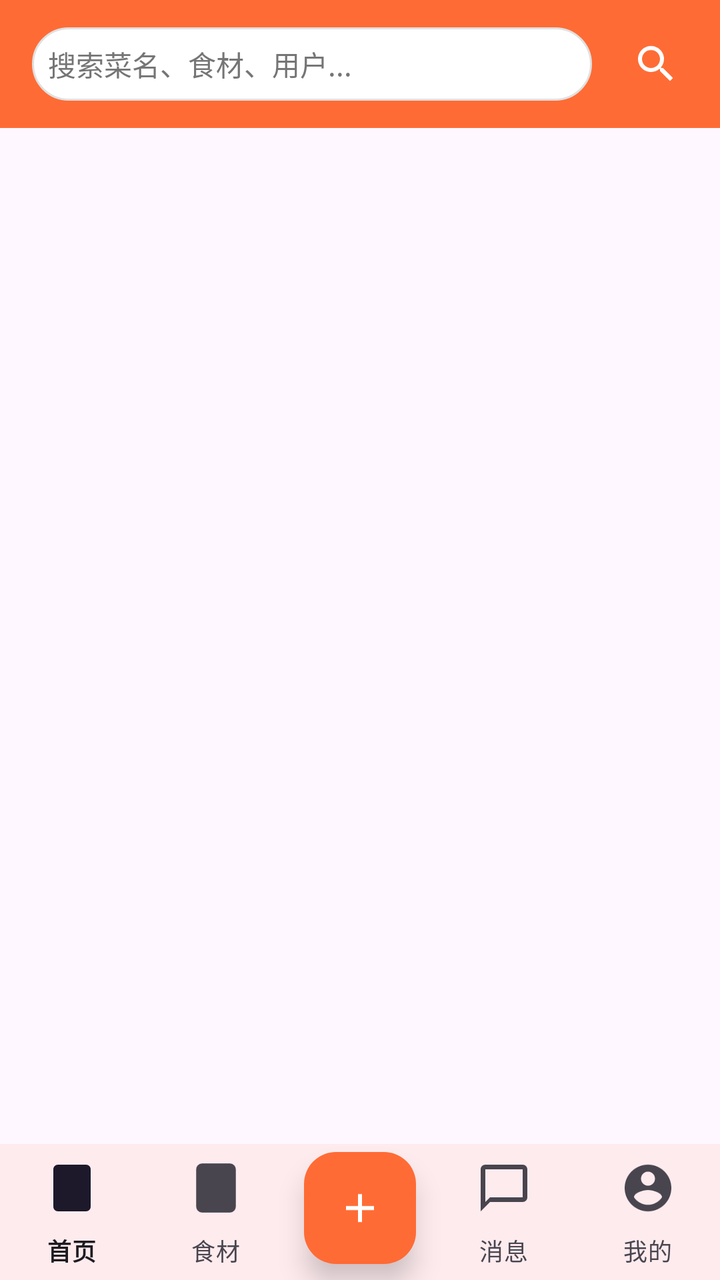
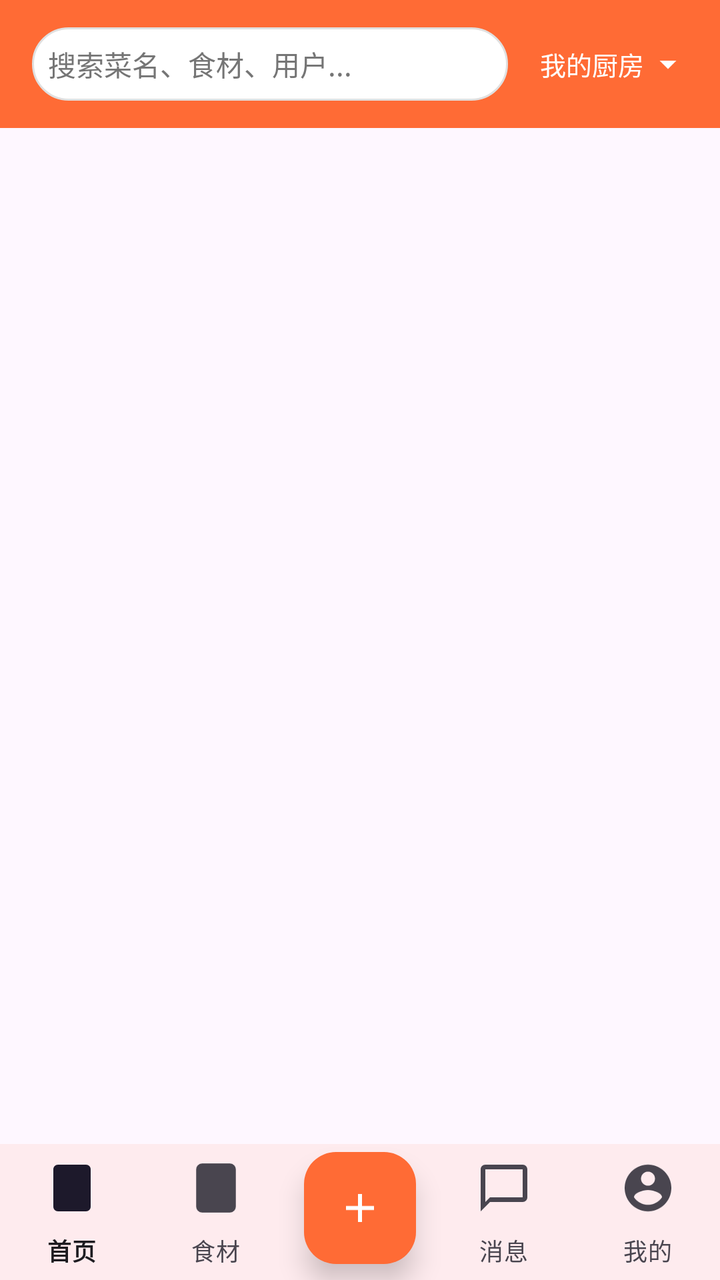

Compare the two renders of this Android layout. The source of the first and the diff that turns it into the second are given below.
<!-- AndroidManifest.xml: activity theme Theme.FamilyRecipes -->
<!-- res/layout/activity_main.xml -->
<?xml version="1.0" encoding="utf-8"?>
<androidx.constraintlayout.widget.ConstraintLayout
    xmlns:android="http://schemas.android.com/apk/res/android"
    xmlns:app="http://schemas.android.com/apk/res-auto"
    android:layout_width="match_parent"
    android:layout_height="match_parent"
    android:focusable="true"
    android:focusableInTouchMode="true">

    
    <androidx.appcompat.widget.Toolbar
        android:id="@+id/toolbar"
        android:layout_width="match_parent"
        android:layout_height="?attr/actionBarSize"
        android:background="@color/primary"
        android:elevation="4dp"
        app:layout_constraintTop_toTopOf="parent">

        <LinearLayout
            android:layout_width="match_parent"
            android:layout_height="wrap_content"
            android:orientation="horizontal"
            android:gravity="center_vertical">

            <EditText
                android:id="@+id/search_edit_text"
                android:layout_width="0dp"
                android:layout_height="wrap_content"
                android:layout_weight="1"
                android:background="@drawable/search_background"
                android:hint="搜索菜名、食材、用户..."
                android:imeOptions="actionSearch"
                android:inputType="text"
                android:padding="8dp"
                android:textColor="@color/black"
                android:textColorHint="@color/gray"
                android:textSize="14sp"
                android:singleLine="true" />

            <ImageButton
                android:id="@+id/btn_search"
                android:layout_width="48dp"
                android:layout_height="48dp"
                android:layout_marginStart="8dp"
                android:layout_marginEnd="8dp"
                android:background="?attr/selectableItemBackgroundBorderless"
                android:contentDescription="搜索"
                android:padding="12dp"
                android:src="@drawable/ic_search"
                android:tint="@color/white" />

        </LinearLayout>
    </androidx.appcompat.widget.Toolbar>

    
    <FrameLayout
        android:id="@+id/fragment_container"
        android:layout_width="match_parent"
        android:layout_height="0dp"
        android:clickable="true"
        android:focusable="true"
        android:focusableInTouchMode="true"
        app:layout_constraintTop_toBottomOf="@id/toolbar"
        app:layout_constraintBottom_toTopOf="@id/bottom_navigation" />

    
    <com.google.android.material.card.MaterialCardView
        android:id="@+id/search_history_container"
        android:layout_width="0dp"
        android:layout_height="wrap_content"
        android:layout_marginStart="16dp"
        android:layout_marginEnd="16dp"
        android:layout_marginTop="4dp"
        android:visibility="gone"
        android:elevation="16dp"
        app:cardElevation="16dp"
        app:cardCornerRadius="8dp"
        app:layout_constraintTop_toBottomOf="@id/toolbar"
        app:layout_constraintStart_toStartOf="parent"
        app:layout_constraintEnd_toEndOf="parent">

        <LinearLayout
            android:layout_width="match_parent"
            android:layout_height="wrap_content"
            android:orientation="vertical"
            android:background="@android:color/white">

            
            <LinearLayout
                android:layout_width="match_parent"
                android:layout_height="wrap_content"
                android:orientation="horizontal"
                android:padding="12dp"
                android:gravity="center_vertical">

                <TextView
                    android:layout_width="0dp"
                    android:layout_height="wrap_content"
                    android:layout_weight="1"
                    android:text="搜索历史"
                    android:textColor="@color/text_secondary"
                    android:textSize="12sp" />

                <TextView
                    android:id="@+id/btn_clear_history"
                    android:layout_width="wrap_content"
                    android:layout_height="wrap_content"
                    android:text="清空"
                    android:textColor="@color/primary"
                    android:textSize="12sp"
                    android:padding="4dp"
                    android:background="?attr/selectableItemBackground" />
            </LinearLayout>

            
            <androidx.recyclerview.widget.RecyclerView
                android:id="@+id/search_history_recycler_view"
                android:layout_width="match_parent"
                android:layout_height="wrap_content"
                android:maxHeight="300dp" />
        </LinearLayout>
    </com.google.android.material.card.MaterialCardView>

    
    <com.google.android.material.bottomnavigation.BottomNavigationView
        android:id="@+id/bottom_navigation"
        android:layout_width="match_parent"
        android:layout_height="68dp"
        android:paddingTop="6dp"
        android:paddingBottom="6dp"
        android:background="?android:attr/windowBackground"
        android:elevation="8dp"
        app:itemIconSize="28dp"
        app:itemPaddingTop="2dp"
        app:itemPaddingBottom="2dp"
        app:labelVisibilityMode="labeled"
        app:layout_constraintBottom_toBottomOf="parent"
        app:menu="@menu/bottom_navigation_menu" />

    
    <com.google.android.material.floatingactionbutton.FloatingActionButton
        android:id="@+id/fab_add"
        android:layout_width="wrap_content"
        android:layout_height="wrap_content"
        android:layout_marginBottom="8dp"
        android:src="@drawable/ic_add_white"
        android:contentDescription="添加"
        app:fabSize="normal"
        app:backgroundTint="@color/primary"
        app:tint="@android:color/white"
        app:elevation="8dp"
        app:layout_constraintBottom_toBottomOf="parent"
        app:layout_constraintStart_toStartOf="parent"
        app:layout_constraintEnd_toEndOf="parent" />

</androidx.constraintlayout.widget.ConstraintLayout>
<!-- resources referenced by this layout -->
<resources>
  <color name="black">#FF000000</color>
  <color name="gray">#FF757575</color>
  <color name="primary">#FFFF6B35</color>
  <color name="text_secondary">#FF757575</color>
  <color name="white">#FFFFFFFF</color>
  <!-- drawable ic_add_white (drawable) -->
  <vector xmlns:android="http://schemas.android.com/apk/res/android"
      android:width="24dp"
      android:height="24dp"
      android:viewportWidth="24"
      android:viewportHeight="24">
      <path
          android:fillColor="#FFFFFFFF"
          android:pathData="M19,13h-6v6h-2v-6H5v-2h6V5h2v6h6v2z"/>
  </vector>
  <!-- drawable ic_search (drawable) -->
  <?xml version="1.0" encoding="utf-8"?>
  <vector xmlns:android="http://schemas.android.com/apk/res/android"
      android:width="24dp"
      android:height="24dp"
      android:viewportWidth="24"
      android:viewportHeight="24">
      <path
          android:fillColor="@android:color/white"
          android:pathData="M15.5,14h-0.79l-0.28,-0.27C15.41,12.59 16,11.11 16,9.5 16,5.91 13.09,3 9.5,3S3,5.91 3,9.5 5.91,16 9.5,16c1.61,0 3.09,-0.59 4.23,-1.57l0.27,0.28v0.79l5,4.99L20.49,19l-4.99,-5zM9.5,14C7.01,14 5,11.99 5,9.5S7.01,5 9.5,5 14,7.01 14,9.5 11.99,14 9.5,14z" />
  </vector>
  <!-- drawable search_background (drawable) -->
  <?xml version="1.0" encoding="utf-8"?>
  <shape xmlns:android="http://schemas.android.com/apk/res/android">
      <solid android:color="@color/white" />
      <corners android:radius="24dp" />
      <stroke
          android:width="1dp"
          android:color="@color/light_gray" />
  </shape>
  <style name="Theme.FamilyRecipes" parent="Base.Theme.FamilyRecipes" />
  <color name="light_gray">#FFE0E0E0</color>
  <style name="Base.Theme.FamilyRecipes" parent="Theme.Material3.DayNight.NoActionBar">
          <item name="colorPrimary">@color/primary</item>
          <item name="colorPrimaryDark">@color/primary_dark</item>
          <item name="colorAccent">@color/accent</item>
          <item name="android:statusBarColor">@color/primary</item>
          <item name="android:navigationBarColor">@color/white</item>
      </style>
  <color name="primary_dark">#FFE55C2E</color>
  <color name="accent">#FFFFB84D</color>
</resources>

<!-- the commit's change to res/layout/activity_main.xml (unified diff, before → after) -->
@@ -37,17 +37,58 @@
                 android:textSize="14sp"
                 android:singleLine="true" />
 
+            
+            <LinearLayout
+                android:id="@+id/btn_switch_kitchen"
+                android:layout_width="wrap_content"
+                android:layout_height="48dp"
+                android:layout_marginStart="8dp"
+                android:layout_marginEnd="8dp"
+                android:background="?attr/selectableItemBackgroundBorderless"
+                android:gravity="center"
+                android:orientation="horizontal"
+                android:paddingStart="8dp"
+                android:paddingEnd="8dp"
+                android:visibility="visible">
+
+                <TextView
+                    android:id="@+id/tv_current_kitchen"
+                    android:layout_width="wrap_content"
+                    android:layout_height="wrap_content"
+                    android:maxWidth="80dp"
+                    android:text="我的厨房"
+                    android:textColor="@color/white"
+                    android:textSize="13sp"
+                    android:singleLine="true"
+                    android:ellipsize="marquee"
+                    android:marqueeRepeatLimit="marquee_forever"
+                    android:focusable="true"
+                    android:focusableInTouchMode="true"
+                    android:scrollHorizontally="true" />
+
+                <ImageView
+                    android:layout_width="20dp"
+                    android:layout_height="20dp"
+                    android:layout_marginStart="2dp"
+                    android:src="@drawable/ic_arrow_drop_down"
+                    android:tint="@color/white"
+                    android:contentDescription="切换厨房" />
+
+            </LinearLayout>
+
+            
             <ImageButton
-                android:id="@+id/btn_search"
+                android:id="@+id/btn_add_social"
                 android:layout_width="48dp"
                 android:layout_height="48dp"
                 android:layout_marginStart="8dp"
                 android:layout_marginEnd="8dp"
                 android:background="?attr/selectableItemBackgroundBorderless"
-                android:contentDescription="搜索"
+                android:contentDescription="添加"
                 android:padding="12dp"
-                android:src="@drawable/ic_search"
-                android:tint="@color/white" />
+                android:src="@drawable/ic_add"
+                android:tint="@color/white"
+                android:visibility="gone" />
 
         </LinearLayout>
     </androidx.appcompat.widget.Toolbar>
<!-- resource entries referenced after the edit -->
@@ -5,6 +5,17 @@
   <color name="primary">#FFFF6B35</color>
   <color name="text_secondary">#FF757575</color>
   <color name="white">#FFFFFFFF</color>
+  <!-- drawable ic_add (drawable) -->
+  <vector xmlns:android="http://schemas.android.com/apk/res/android"
+      android:width="24dp"
+      android:height="24dp"
+      android:viewportWidth="24"
+      android:viewportHeight="24"
+      android:tint="?attr/colorControlNormal">
+      <path
+          android:fillColor="@android:color/white"
+          android:pathData="M19,13h-6v6h-2v-6H5v-2h6V5h2v6h6v2z"/>
+  </vector>
   <!-- drawable ic_add_white (drawable) -->
   <vector xmlns:android="http://schemas.android.com/apk/res/android"
       android:width="24dp"
@@ -15,7 +26,7 @@
           android:fillColor="#FFFFFFFF"
           android:pathData="M19,13h-6v6h-2v-6H5v-2h6V5h2v6h6v2z"/>
   </vector>
-  <!-- drawable ic_search (drawable) -->
+  <!-- drawable ic_arrow_drop_down (drawable) -->
   <?xml version="1.0" encoding="utf-8"?>
   <vector xmlns:android="http://schemas.android.com/apk/res/android"
       android:width="24dp"
@@ -24,7 +35,7 @@
       android:viewportHeight="24">
       <path
           android:fillColor="@android:color/white"
-          android:pathData="M15.5,14h-0.79l-0.28,-0.27C15.41,12.59 16,11.11 16,9.5 16,5.91 13.09,3 9.5,3S3,5.91 3,9.5 5.91,16 9.5,16c1.61,0 3.09,-0.59 4.23,-1.57l0.27,0.28v0.79l5,4.99L20.49,19l-4.99,-5zM9.5,14C7.01,14 5,11.99 5,9.5S7.01,5 9.5,5 14,7.01 14,9.5 11.99,14 9.5,14z" />
+          android:pathData="M7,10l5,5 5,-5z"/>
   </vector>
   <!-- drawable search_background (drawable) -->
   <?xml version="1.0" encoding="utf-8"?>
